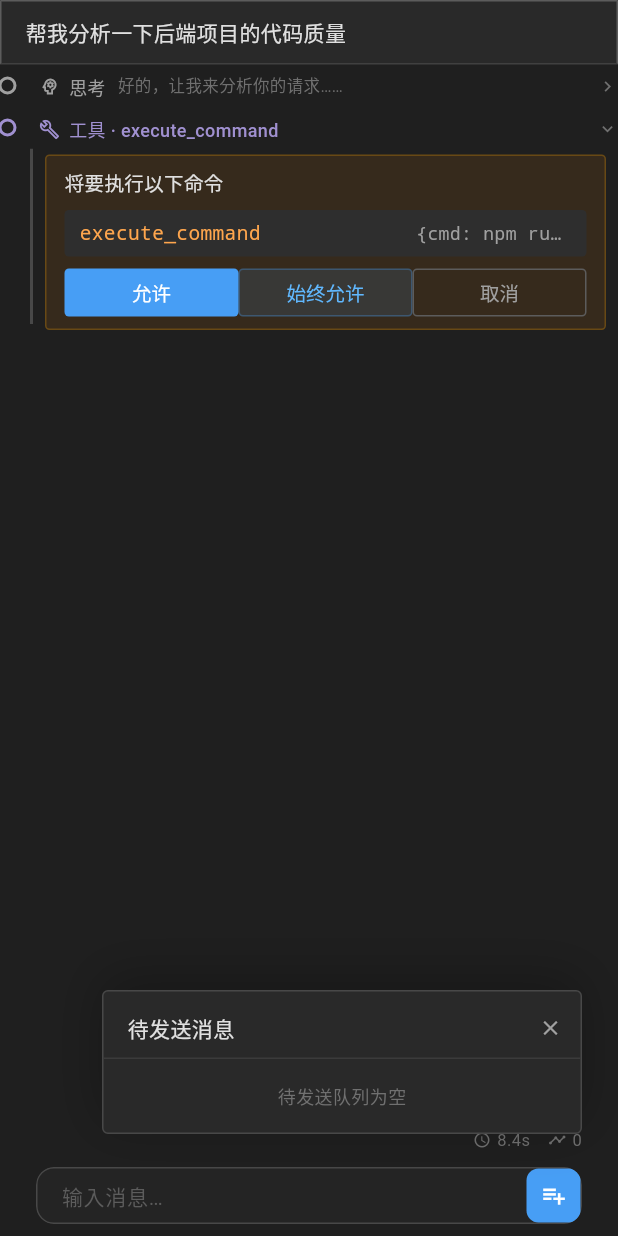
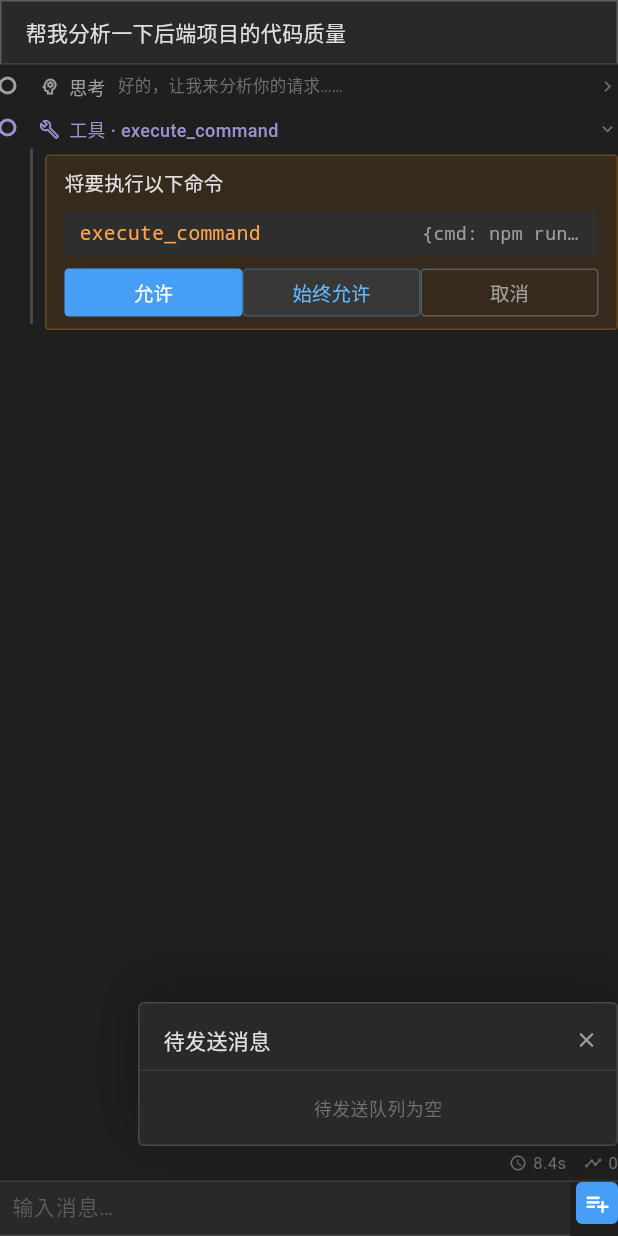
Before and after one commit to CorvusYe/agent_chat, a Flutter app: the screen it shows after launch, after a tap on the "playlist add" icon, on a phone screen of 412 x 824 dp. Run offline on Flutter 3.47's test engine with Material 3 defaults, Android fonts, the phone set to English and light mode, and no system bars; our stand-ins replace sliver_tools; missing offline and left inert: flutter_driver.

Commit message:
Refactor input with Fluent 2 styling and compact block layout
- Fluent 2 underline input with center-expanding focus accent animation
- Fluent 2 spacing tokens for input padding and contentPadding
- Animated input fill color via InputDecoration.filled/fillColor
- Remove right margin/padding from all block types (extends to screen edge)
- Compact send button (28×28, borderRadius 4)
- Add input field unit tests

Co-Authored-By: DeepSeek V4 Flash <service@deepseek.com>

```diff
--- a/dart/lib/blocks/block_registry.dart
+++ b/dart/lib/blocks/block_registry.dart
@@ -163,7 +163,7 @@ class _ThinkingBlockState extends State<_ThinkingBlock>
     final theme = ChatTheme.of(context);
     return Padding(
       padding: EdgeInsets.fromLTRB(
-          theme.spacingSm, 0, theme.spacingSm, theme.spacingXs),
+          theme.spacingSm, 0, 0, theme.spacingXs),
       child: Text(
         _displayed.isEmpty ? (widget.block.content ?? '') : _displayed,
         style: TextStyle(
@@ -191,7 +191,7 @@ class _ToolBlock extends StatelessWidget {
 
     return Container(
       margin: EdgeInsets.fromLTRB(
-          theme.spacingXs, theme.spacingXs, theme.spacingSm, theme.spacingXs),
+          theme.spacingXs, theme.spacingXs, 0, theme.spacingXs),
       decoration: BoxDecoration(
         color: theme.bgCard,
         border: Border.all(color: theme.borderLight),
@@ -273,7 +273,7 @@ class _ContentBlock extends StatelessWidget {
     final theme = ChatTheme.of(context);
     return Padding(
       padding: EdgeInsets.fromLTRB(
-          theme.spacingSm, 0, theme.spacingSm, theme.spacingSm),
+          theme.spacingSm, 0, 0, theme.spacingSm),
       child: Text(
         block.content ?? '',
         style: TextStyle(
@@ -306,7 +306,7 @@ class _ConfirmGate extends StatelessWidget {
 
     return Container(
       margin: EdgeInsets.fromLTRB(
-          theme.spacingXs, theme.spacingXs, theme.spacingSm, theme.spacingXs),
+          theme.spacingXs, theme.spacingXs, 0, theme.spacingXs),
       decoration: BoxDecoration(
         color: theme.bgWarning,
         border: Border.all(color: theme.borderWarning),
--- a/dart/lib/widgets/chat_screen.dart
+++ b/dart/lib/widgets/chat_screen.dart
@@ -1,5 +1,4 @@
 import 'dart:async';
-import 'dart:ui' show ImageFilter;
 import 'package:flutter/material.dart';
 import 'package:sliver_tools/sliver_tools.dart';
 import '../bus/chat_bus.dart';
@@ -34,14 +33,18 @@ class ChatScreen extends StatefulWidget {
   State<ChatScreen> createState() => _ChatScreenState();
 }
 
-class _ChatScreenState extends State<ChatScreen> with WidgetsBindingObserver {
+class _ChatScreenState extends State<ChatScreen>
+    with WidgetsBindingObserver, SingleTickerProviderStateMixin {
   final TextEditingController _textCtrl = TextEditingController();
   final FocusNode _inputFocus = FocusNode();
   final ScrollController _scrollCtrl = ScrollController();
   bool _queueVisible = false;
   Timer? _statsTimer;
+  late final AnimationController _focusAnimCtrl;
+
   /// Blocks the user manually expanded — override auto-collapse.
   final Set<String> _manuallyExpandedKeys = {};
+
   /// Blocks the user manually collapsed — override auto-expand.
   final Set<String> _manuallyCollapsedKeys = {};
 
@@ -50,8 +53,21 @@ class _ChatScreenState extends State<ChatScreen> with WidgetsBindingObserver {
   @override
   void initState() {
     super.initState();
+    _focusAnimCtrl =
+        AnimationController(
+          vsync: this,
+          duration: const Duration(milliseconds: 200),
+        )..addListener(() {
+          if (mounted) setState(() {});
+        });
     _inputFocus.addListener(() {
-      if (mounted) setState(() {});
+      if (mounted) {
+        if (_inputFocus.hasFocus) {
+          _focusAnimCtrl.forward();
+        } else {
+          _focusAnimCtrl.reverse();
+        }
+      }
     });
     bus.addListener(_onBusChanged);
     bus.init();
@@ -62,6 +78,7 @@ class _ChatScreenState extends State<ChatScreen> with WidgetsBindingObserver {
 
   @override
   void dispose() {
+    _focusAnimCtrl.dispose();
     _inputFocus.dispose();
     bus.removeListener(_onBusChanged);
     bus.dispose();
@@ -126,21 +143,13 @@ class _ChatScreenState extends State<ChatScreen> with WidgetsBindingObserver {
     final chatTheme = widget.theme ?? ChatThemes.fluentDark;
 
     return Theme(
-      data: ThemeData(
-        extensions: [chatTheme],
-        brightness: Brightness.dark,
-      ),
+      data: ThemeData(extensions: [chatTheme], brightness: Brightness.dark),
       child: Scaffold(
         backgroundColor: chatTheme.bgPrimary,
         body: Column(
           children: [
-            Expanded(
-              child: _buildMessages(chatTheme),
-            ),
-            StatsBar(
-              elapsed: bus.elapsed,
-              totalTokens: bus.totalTokens,
-            ),
+            Expanded(child: _buildMessages(chatTheme)),
+            StatsBar(elapsed: bus.elapsed, totalTokens: bus.totalTokens),
             _buildInput(chatTheme),
           ],
         ),
@@ -151,18 +160,22 @@ class _ChatScreenState extends State<ChatScreen> with WidgetsBindingObserver {
   Widget _buildMessages(ChatTheme theme) {
     if (bus.isLoadingHistory) {
       return Center(
-        child: widget.loadingIndicator ??
+        child:
+            widget.loadingIndicator ??
             CircularProgressIndicator(color: theme.accent),
       );
     }
 
     if (bus.exchanges.isEmpty) {
       return Center(
-        child: widget.emptyPlaceholder ??
+        child:
+            widget.emptyPlaceholder ??
             Text(
               '发送一条消息开始对话',
               style: TextStyle(
-                  color: theme.textTertiary, fontSize: theme.fontSizeLg),
+                color: theme.textTertiary,
+                fontSize: theme.fontSizeLg,
+              ),
             ),
       );
     }
@@ -172,19 +185,24 @@ class _ChatScreenState extends State<ChatScreen> with WidgetsBindingObserver {
 
     return CustomScrollView(
       controller: _scrollCtrl,
-      slivers:
-          _buildExchangeSlivers(theme, viewportWidth, viewportHeight),
+      slivers: _buildExchangeSlivers(theme, viewportWidth, viewportHeight),
     );
   }
 
   List<Widget> _buildExchangeSlivers(
-      ChatTheme theme, double viewportWidth, double viewportHeight) {
+    ChatTheme theme,
+    double viewportWidth,
+    double viewportHeight,
+  ) {
     final slivers = <Widget>[];
     for (final exchange in bus.exchanges) {
       final allBlocks = exchange.groups.expand((g) => g.blocks).toList();
 
       final exHeaderHeight = _UserMsgHeaderDelegate.computeHeight(
-          exchange.userMessage, theme, viewportWidth);
+        exchange.userMessage,
+        theme,
+        viewportWidth,
+      );
 
       // Exchange group: pinned exchange header + per-block inner groups.
       // Blocks get their own SliverMainAxisGroup so their pinned headers
@@ -210,18 +228,20 @@ class _ChatScreenState extends State<ChatScreen> with WidgetsBindingObserver {
           innerSlivers.add(
             SliverToBoxAdapter(
               child: _buildBlockContent(
-                  context, theme, block, bus, exchange, viewportHeight),
+                context,
+                theme,
+                block,
+                bus,
+                exchange,
+                viewportHeight,
+              ),
             ),
           );
         }
-        groupSlivers.add(
-          SliverMainAxisGroup(slivers: innerSlivers),
-        );
+        groupSlivers.add(SliverMainAxisGroup(slivers: innerSlivers));
       }
 
-      slivers.add(
-        SliverMainAxisGroup(slivers: groupSlivers),
-      );
+      slivers.add(SliverMainAxisGroup(slivers: groupSlivers));
     }
     return slivers;
   }
@@ -243,21 +263,15 @@ class _ChatScreenState extends State<ChatScreen> with WidgetsBindingObserver {
             left: 4,
             top: 0,
             bottom: 8,
-            child: Container(
-              width: 2,
-              color: theme.border,
-            ),
+            child: Container(width: 2, color: theme.border),
           ),
           // 内容
           Padding(
             padding: EdgeInsets.only(left: 10),
             child: ConstrainedBox(
-              constraints: BoxConstraints(
-                maxHeight: viewportHeight * 0.618,
-              ),
+              constraints: BoxConstraints(maxHeight: viewportHeight * 0.618),
               child: SingleChildScrollView(
-                child: BlockRegistry.build(
-                    context, block, bus, exchange),
+                child: BlockRegistry.build(context, block, bus, exchange),
               ),
             ),
           ),
@@ -279,7 +293,12 @@ class _ChatScreenState extends State<ChatScreen> with WidgetsBindingObserver {
     return '';
   }
 
-  Widget _buildInlineHeader(BuildContext context, ChatBlock block, Exchange exchange, ChatTheme theme) {
+  Widget _buildInlineHeader(
+    BuildContext context,
+    ChatBlock block,
+    Exchange exchange,
+    ChatTheme theme,
+  ) {
     final collapseKey = '${exchange.id}_${block.id}';
     final collapsed = _isCollapsed(block, exchange);
     final dotColor = dotColorFor(block, theme);
@@ -293,10 +312,13 @@ class _ChatScreenState extends State<ChatScreen> with WidgetsBindingObserver {
           clipBehavior: Clip.none,
           children: [
             Positioned(
-              left: -17, top: 0, bottom: 0,
+              left: -17,
+              top: 0,
+              bottom: 0,
               child: Center(
                 child: Container(
-                  width: 12, height: 12,
+                  width: 12,
+                  height: 12,
                   decoration: BoxDecoration(
                     shape: BoxShape.circle,
                     color: theme.bgPrimary,
@@ -325,33 +347,27 @@ class _ChatScreenState extends State<ChatScreen> with WidgetsBindingObserver {
   }
 
   Widget _buildInput(ChatTheme theme) {
+    final animValue = _focusAnimCtrl.value;
+    const inputContentPadding = EdgeInsets.fromLTRB(4, 6, 4, 8);
+    final inputFillColor = Color.lerp(
+      theme.bgSurface,
+      theme.bgInput,
+      animValue,
+    )!;
+    final underlineBorder = _AccentUnderlineBorder(
+      animationValue: animValue,
+      accentColor: theme.accent,
+      borderSide: BorderSide(color: theme.border, width: 1),
+    );
     return Container(
-      padding: EdgeInsets.fromLTRB(
-        theme.spacingXl,
-        theme.spacingXs + 2,
-        theme.spacingXl,
-        theme.spacingSm + MediaQuery.of(context).padding.bottom,
+      decoration: BoxDecoration(
+        border: Border(top: BorderSide(color: theme.borderLight)),
       ),
       child: Stack(
         clipBehavior: Clip.none,
         children: [
-          ClipRRect(
-            borderRadius: BorderRadius.circular(12),
-            child: BackdropFilter(
-              filter: ImageFilter.blur(sigmaX: 12, sigmaY: 12),
-              child: Container(
-                decoration: BoxDecoration(
-                  color: theme.bgInput,
-                  border: Border.all(
-                    color: _inputFocus.hasFocus
-                        ? theme.accentLight
-                        : theme.border,
-                    width: _inputFocus.hasFocus ? 2 : 1,
-                  ),
-                  borderRadius: BorderRadius.circular(12),
-                ),
-                child: Row(
-                  crossAxisAlignment: CrossAxisAlignment.center,
+          Row(
+            crossAxisAlignment: CrossAxisAlignment.start,
             children: [
               Expanded(
                 child: TextField(
@@ -368,33 +384,28 @@ class _ChatScreenState extends State<ChatScreen> with WidgetsBindingObserver {
                   ),
                   decoration: InputDecoration(
                     isCollapsed: true,
-                          contentPadding: EdgeInsets.fromLTRB(
-                              16, 8, 0, 6),
+                    filled: true,
+                    fillColor: inputFillColor,
+                    contentPadding: inputContentPadding,
                     hintText: '输入消息…',
-                          hintStyle: TextStyle(
-                              color: theme.textPlaceholder),
-                          border: InputBorder.none,
-                          enabledBorder: InputBorder.none,
-                          focusedBorder: InputBorder.none,
+                    hintStyle: TextStyle(color: theme.textPlaceholder),
+                    enabledBorder: underlineBorder,
+                    focusedBorder: underlineBorder,
+                    border: underlineBorder,
                   ),
                 ),
               ),
               SizedBox(width: 4),
               SizedBox(
-                      width: 36,
-                      height: 36,
+                width: 28,
+                height: 28,
                 child: Material(
                   color: theme.accent,
-                        borderRadius:
-                            BorderRadius.circular(8),
+                  borderRadius: BorderRadius.circular(4),
                   child: InkWell(
-                          borderRadius:
-                              BorderRadius.circular(8),
+                    borderRadius: BorderRadius.circular(4),
                     onTap: _handleSend,
-                          child: Stack(
-                            clipBehavior: Clip.none,
-                            children: [
-                              Center(
+                    child: Center(
                       child: Icon(
                         bus.isStreaming
                             ? Icons.playlist_add
@@ -403,26 +414,19 @@ class _ChatScreenState extends State<ChatScreen> with WidgetsBindingObserver {
                         color: Colors.white,
                       ),
                     ),
-                            ],
-                          ),
                   ),
                 ),
               ),
             ],
           ),
-              ),
-            ),
-          ),
-          // Badge — outside ClipRRect to avoid clipping
+          // Badge — outside Row to avoid layout interference
           if (bus.queueCount > 0)
             Positioned(
               right: -6,
               top: -6,
               child: Container(
-                padding:
-                    const EdgeInsets.symmetric(horizontal: 4),
-                constraints: const BoxConstraints(
-                    minWidth: 18, minHeight: 18),
+                padding: const EdgeInsets.symmetric(horizontal: 4),
+                constraints: const BoxConstraints(minWidth: 18, minHeight: 18),
                 decoration: BoxDecoration(
                   color: theme.error,
                   borderRadius: BorderRadius.circular(8),
@@ -442,10 +446,7 @@ class _ChatScreenState extends State<ChatScreen> with WidgetsBindingObserver {
             Positioned(
               right: 0,
               bottom: 60,
-              child: _QueuePopupContent(
-                bus: bus,
-                onClose: _toggleQueue,
-              ),
+              child: _QueuePopupContent(bus: bus, onClose: _toggleQueue),
             ),
         ],
       ),
@@ -453,6 +454,90 @@ class _ChatScreenState extends State<ChatScreen> with WidgetsBindingObserver {
   }
 }
 
+// ═══════════════════════════════════════════════════════
+//  Accent Underline Border — animated expand-from-center
+// ═══════════════════════════════════════════════════════
+
+class _AccentUnderlineBorder extends InputBorder {
+  final double animationValue;
+  final Color accentColor;
+
+  const _AccentUnderlineBorder({
+    required this.animationValue,
+    required this.accentColor,
+    super.borderSide = const BorderSide(color: Color(0xFF484848), width: 1),
+  });
+
+  @override
+  bool get isOutline => false;
+
+  @override
+  EdgeInsetsGeometry get dimensions =>
+      EdgeInsets.only(bottom: borderSide.width);
+
+  @override
+  _AccentUnderlineBorder copyWith({BorderSide? borderSide}) =>
+      _AccentUnderlineBorder(
+        animationValue: animationValue,
+        accentColor: accentColor,
+        borderSide: borderSide ?? this.borderSide,
+      );
+
+  @override
+  void paint(
+    Canvas canvas,
+    Rect rect, {
+    double? gapStart,
+    double gapExtent = 0.0,
+    double gapPercentage = 0.0,
+    TextDirection? textDirection,
+  }) {
+    final y = rect.bottom - 0.5;
+    // 1px base line — always visible
+    canvas.drawLine(
+      Offset(rect.left, y),
+      Offset(rect.right, y),
+      Paint()
+        ..color = borderSide.color
+        ..strokeWidth = 1.0,
+    );
+
+    // 2px accent line — expands from center on focus
+    if (animationValue > 0.001) {
+      final t = animationValue;
+      final spread = 0.5 * t;
+      final r = Rect.fromLTWH(rect.left, rect.bottom - 2, rect.width, 2);
+      canvas.drawRect(
+        r,
+        Paint()
+          ..shader = LinearGradient(
+            colors: [
+              Colors.transparent,
+              accentColor,
+              accentColor,
+              Colors.transparent,
+            ],
+            stops: [0, 0.5 - spread, 0.5 + spread, 1],
+          ).createShader(r),
+      );
+    }
+  }
+
+  @override
+  ShapeBorder scale(double t) => _AccentUnderlineBorder(
+    animationValue: animationValue,
+    accentColor: accentColor,
+    borderSide: borderSide.scale(t),
+  );
+
+  @override
+  Path getInnerPath(Rect rect, {TextDirection? textDirection}) =>
+      Path()..addRect(rect);
+
+  @override
+  Path getOuterPath(Rect rect, {TextDirection? textDirection}) =>
+      Path()..addRect(rect);
+}
 
 // ═══════════════════════════════════════════════════════
 //  Last User Sticky Header
@@ -507,8 +592,7 @@ class _LastUserStickyHeader extends StatelessWidget {
         child: Stack(
           children: [
             Padding(
-              padding: EdgeInsets.symmetric(
-                  horizontal: padH, vertical: padV),
+              padding: EdgeInsets.symmetric(horizontal: padH, vertical: padV),
               child: Text(
                 message,
                 style: TextStyle(
@@ -549,8 +633,7 @@ class _LastUserStickyHeader extends StatelessWidget {
                       style: TextStyle(
                         fontSize: 11,
                         fontWeight: FontWeight.w500,
-                        color: theme.accentLight
-                            .withValues(alpha: 0.75),
+                        color: theme.accentLight.withValues(alpha: 0.75),
                       ),
                     ),
                   ),
@@ -571,16 +654,19 @@ class _LastUserStickyHeader extends StatelessWidget {
         child: Container(
           decoration: BoxDecoration(
             color: theme.bgSurface,
-            borderRadius:
-                BorderRadius.circular(theme.radiusXl),
+            borderRadius: BorderRadius.circular(theme.radiusXl),
           ),
           clipBehavior: Clip.hardEdge,
           child: Column(
             mainAxisSize: MainAxisSize.min,
             children: [
               Padding(
-                padding: EdgeInsets.fromLTRB(theme.spacingLg,
-                    theme.spacingMd, theme.spacingSm, 0),
+                padding: EdgeInsets.fromLTRB(
+                  theme.spacingLg,
+                  theme.spacingMd,
+                  theme.spacingSm,
+                  0,
+                ),
                 child: Row(
                   children: [
                     Expanded(
@@ -596,11 +682,12 @@ class _LastUserStickyHeader extends StatelessWidget {
                     InkWell(
                       onTap: () => Navigator.of(ctx).pop(),
                       child: Padding(
-                        padding:
-                            EdgeInsets.all(theme.spacingSm),
-                        child: Icon(Icons.close,
+                        padding: EdgeInsets.all(theme.spacingSm),
+                        child: Icon(
+                          Icons.close,
                           color: theme.textSecondary,
-                            size: 20),
+                          size: 20,
+                        ),
                       ),
                     ),
                   ],
@@ -609,8 +696,7 @@ class _LastUserStickyHeader extends StatelessWidget {
               const Divider(height: 1),
               Flexible(
                 child: SingleChildScrollView(
-                  padding:
-                      EdgeInsets.all(theme.spacingLg),
+                  padding: EdgeInsets.all(theme.spacingLg),
                   child: Text(
                     message,
                     style: TextStyle(
@@ -629,14 +715,12 @@ class _LastUserStickyHeader extends StatelessWidget {
   }
 }
 
-
 // ═══════════════════════════════════════════════════════
 //  User Message Header — height calculation helper
 // ═══════════════════════════════════════════════════════
 
 class _UserMsgHeaderDelegate {
-  static double computeHeight(
-      String text, ChatTheme theme, double vpWidth) {
+  static double computeHeight(String text, ChatTheme theme, double vpWidth) {
     final lineHeight = theme.fontSizeLg * 1.5;
     final padH = theme.spacingLg;
     final padV = theme.spacingSm + 2;
@@ -655,12 +739,10 @@ class _UserMsgHeaderDelegate {
       textDirection: TextDirection.ltr,
     )..layout(maxWidth: contentWidth);
 
-    final textHeight =
-        tp.didExceedMaxLines ? lineHeight * 3 : tp.height;
+    final textHeight = tp.didExceedMaxLines ? lineHeight * 3 : tp.height;
     return padV * 2 + textHeight;
   }
 }
-
 
 // ═══════════════════════════════════════════════════════
 //  Queue Popup
@@ -670,10 +752,7 @@ class _QueuePopupContent extends StatelessWidget {
   final ChatBus bus;
   final VoidCallback onClose;
 
-  const _QueuePopupContent({
-    required this.bus,
-    required this.onClose,
-  });
+  const _QueuePopupContent({required this.bus, required this.onClose});
 
   @override
   Widget build(BuildContext context) {
@@ -702,7 +781,11 @@ class _QueuePopupContent extends StatelessWidget {
           children: [
             Padding(
               padding: EdgeInsets.fromLTRB(
-                  theme.spacingLg, theme.spacingMd, theme.spacingSm, theme.spacingSm),
+                theme.spacingLg,
+                theme.spacingMd,
+                theme.spacingSm,
+                theme.spacingSm,
+              ),
               child: Row(
                 children: [
                   Text(
@@ -749,8 +832,9 @@ class _QueuePopupContent extends StatelessWidget {
                       separatorBuilder: (_, _) =>
                           Divider(height: 1, color: theme.borderLight),
                       itemBuilder: (_, i) => Padding(
-                        padding:
-                            EdgeInsets.symmetric(vertical: theme.spacingXs),
+                        padding: EdgeInsets.symmetric(
+                          vertical: theme.spacingXs,
+                        ),
                         child: Row(
                           crossAxisAlignment: CrossAxisAlignment.start,
                           children: [
--- a/dart/lib/widgets/stats_bar.dart
+++ b/dart/lib/widgets/stats_bar.dart
@@ -6,11 +6,7 @@ class StatsBar extends StatelessWidget {
   final Duration? elapsed;
   final int totalTokens;
 
-  const StatsBar({
-    super.key,
-    this.elapsed,
-    this.totalTokens = 0,
-  });
+  const StatsBar({super.key, this.elapsed, this.totalTokens = 0});
 
   @override
   Widget build(BuildContext context) {
@@ -20,16 +16,14 @@ class StatsBar extends StatelessWidget {
     return AnimatedContainer(
       duration: const Duration(milliseconds: 250),
       height: visible ? theme.spacingXl : 0,
-      padding: visible
-          ? EdgeInsets.symmetric(horizontal: theme.spacingXl)
-          : EdgeInsets.zero,
       child: visible
           ? Row(
               mainAxisAlignment: MainAxisAlignment.end,
               children: [
                 _StatItem(
                   icon: Icons.access_time,
-                  label: '${(elapsed!.inMilliseconds / 1000).toStringAsFixed(1)}s',
+                  label:
+                      '${(elapsed!.inMilliseconds / 1000).toStringAsFixed(1)}s',
                   color: theme.statColor,
                 ),
                 SizedBox(width: theme.spacingMd),
```
Also changed, not shown: 1 other file. Lines whose indentation alone changed are shown as unchanged.
